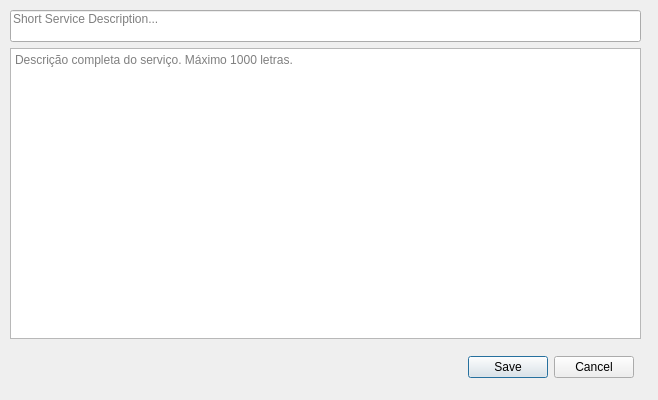
bedi1982/Oficina, file Service_Update_Description.ui: the form before one commit.
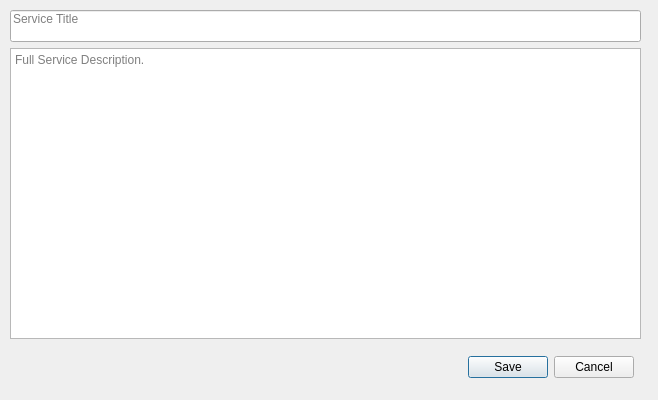
The form after the commit. Icons and pictures are not drawn.

Diff of the .ui file:
```diff
--- a/Service_Update_Description.ui
+++ b/Service_Update_Description.ui
@@ -51,7 +51,7 @@
 &lt;p style=&quot;-qt-paragraph-type:empty; margin-top:0px; margin-bottom:0px; margin-left:0px; margin-right:0px; -qt-block-indent:0; text-indent:0px;&quot;&gt;&lt;br /&gt;&lt;/p&gt;&lt;/body&gt;&lt;/html&gt;</string>
    </property>
    <property name="placeholderText">
-    <string>Descrição completa do serviço. Máximo 1000 letras.</string>
+    <string>Full Service Description.</string>
    </property>
   </widget>
   <widget class="QLineEdit" name="line_Short_Description">
@@ -76,15 +76,15 @@
     <set>Qt::AlignLeading|Qt::AlignLeft|Qt::AlignTop</set>
    </property>
    <property name="placeholderText">
-    <string>Short Service Description...</string>
+    <string>Service Title</string>
    </property>
   </widget>
   <widget class="QDialogButtonBox" name="buttonBox">
    <property name="geometry">
     <rect>
-     <x>460</x>
+     <x>433</x>
      <y>350</y>
-     <width>174</width>
+     <width>201</width>
      <height>34</height>
     </rect>
    </property>
```
Left out of the diff: 26 changed lines with no effect on the pictures.
